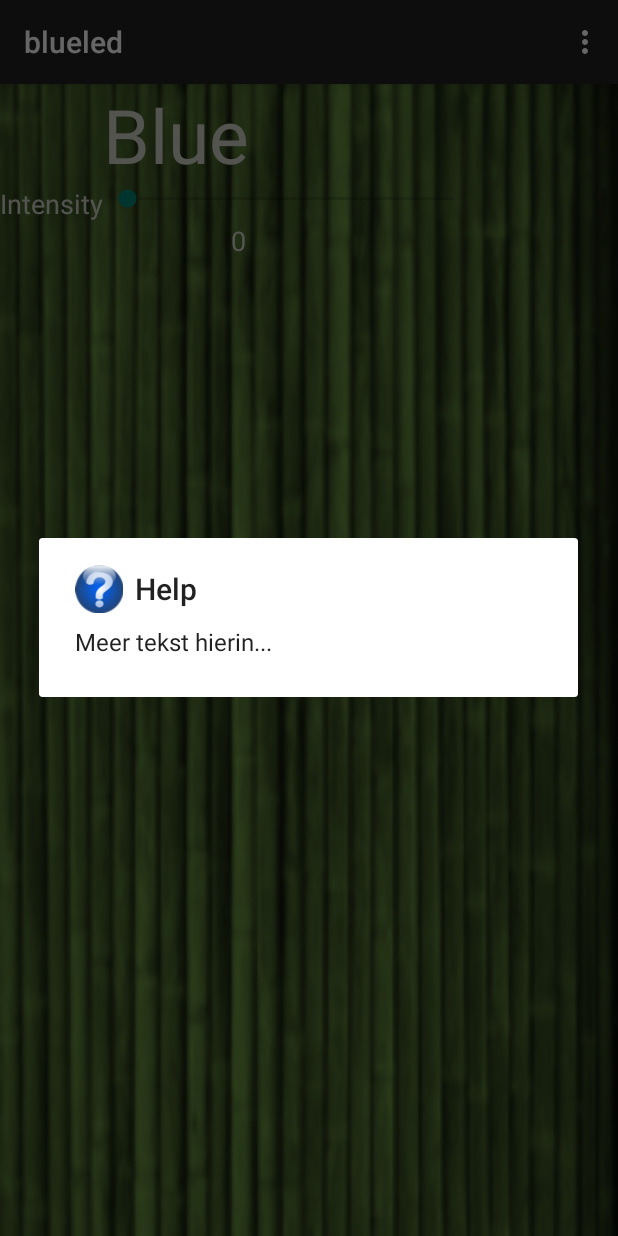
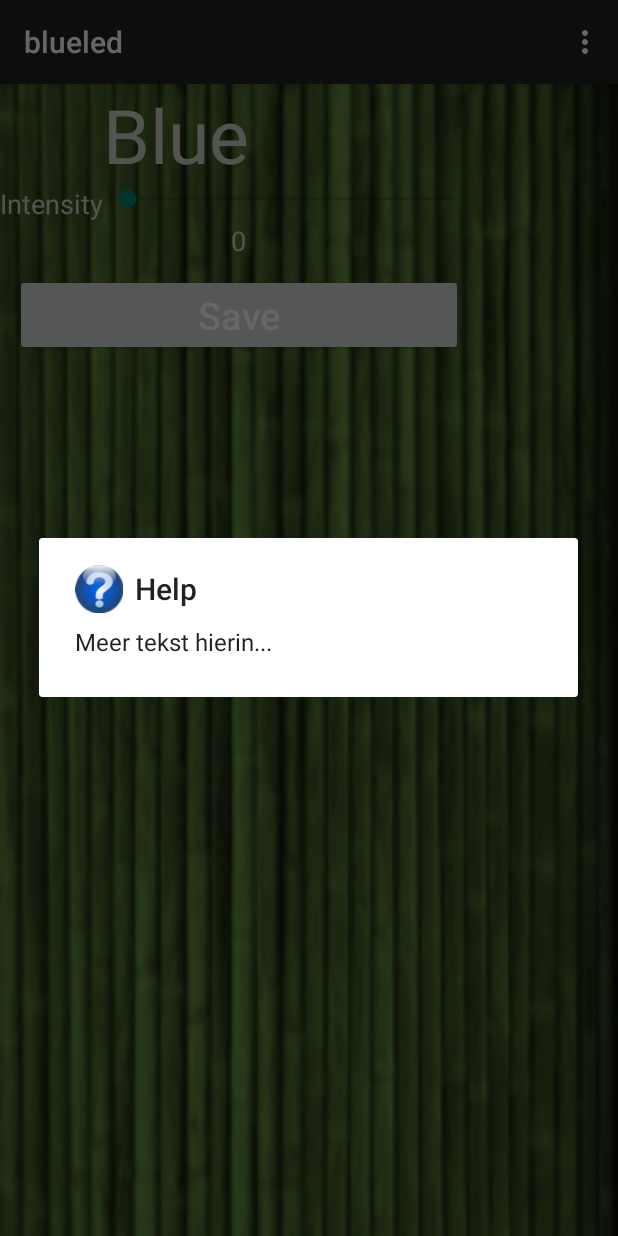
Before and after one commit to maassander/PlantuiApp, an Android app: the blueled screen opened directly, with no data from a screen before it, in the options menu, after a tap on "More Info", on a phone screen of 412 x 824 dp. Run offline under Robolectric (Android 15) with nearby library versions, the phone set to English and light mode, and no system bars.

Commit message:
The other colors for saving

```diff
--- a/app/src/main/java/ap/plantuiapp/blueled.java
+++ b/app/src/main/java/ap/plantuiapp/blueled.java
@@ -1,25 +1,34 @@
 package ap.plantuiapp;
 
 import android.app.AlertDialog;
+import android.content.Context;
 import android.support.v7.app.ActionBarActivity;
 import android.os.Bundle;
 import android.view.Menu;
 import android.view.MenuItem;
+import android.view.View;
+import android.widget.Button;
 import android.widget.SeekBar;
 import android.widget.TextView;
 
+import java.io.FileNotFoundException;
+import java.io.FileOutputStream;
+import java.io.IOException;
 
-public class blueled extends ActionBarActivity {
+
+public class blueled extends ActionBarActivity implements View.OnClickListener{
 
     SeekBar SeekbarIntensityBlue;
+    Button Save;
     TextView IntensityBlue;
+    int ValueBlue;
 
     @Override
     protected void onCreate(Bundle savedInstanceState) {
         super.onCreate(savedInstanceState);
         setContentView(R.layout.activity_blueled);
-
-
+        Save = (Button)findViewById(R.id.ButtonSaveBlueValue);
+        Save.setOnClickListener(this);
         SeekbarIntensityBlue = (SeekBar)findViewById(R.id.SeekBarIntensityBlue);
         IntensityBlue = (TextView)findViewById(R.id.IntensityBlueLed);
         SeekbarIntensityBlue.setMax(255);
@@ -27,6 +36,7 @@ public class blueled extends ActionBarActivity {
             @Override
             public void onProgressChanged(SeekBar seekBar, int progress, boolean fromUser) {
                 IntensityBlue.setText(progress + "");
+                ValueBlue = progress;
             }
 
             @Override
@@ -69,4 +79,36 @@ public class blueled extends ActionBarActivity {
 
         return super.onOptionsItemSelected(item);
     }
+
+    @Override
+    public void onClick(View v) {
+        switch (v.getId())
+        {
+            case R.id.ButtonSaveBlueValue:
+                SaveBlueValue();
+                break;
+        }
+    }
+    public void SaveBlueValue()
+    {
+        FileOutputStream fosblue= null;
+        try {
+            fosblue = openFileOutput("ValueBlue.txt", Context.MODE_PRIVATE);
+            fosblue.write(ValueBlue);
+
+        }
+        catch (FileNotFoundException e) {
+            e.printStackTrace();
+        }
+        catch (IOException e) {
+            e.printStackTrace();
+        }finally {
+            try {
+                fosblue.close();
+            } catch (IOException e) {
+                e.printStackTrace();
+            }
+        }
+
+    }
 }
--- a/app/src/main/res/layout/activity_blueled.xml
+++ b/app/src/main/res/layout/activity_blueled.xml
@@ -72,6 +72,25 @@
 
             </TableRow>
 
+            <TableRow
+                android:layout_width="fill_parent"
+                android:layout_height="fill_parent"
+                android:layout_weight="1" >
+
+                <Button
+                    android:layout_width="wrap_content"
+                    android:layout_height="wrap_content"
+                    android:text="@string/save"
+                    android:textSize="25sp"
+                    android:textAllCaps="false"
+                    android:id="@+id/ButtonSaveBlueValue"
+                    android:layout_margin="10dp"
+                    android:layout_span="3"
+                    android:layout_weight="1"
+                    android:textColor="@android:color/white"
+                    android:backgroundTintMode="multiply" />
+            </TableRow>
+
         </TableLayout>
     </ScrollView>
 
--- a/app/src/main/res/layout/activity_redled.xml
+++ b/app/src/main/res/layout/activity_redled.xml
@@ -84,7 +84,7 @@
                     android:text="@string/save"
                     android:textSize="25sp"
                     android:textAllCaps="false"
-                    android:id="@+id/ButtonSaveValue"
+                    android:id="@+id/ButtonSaveRedValue"
                     android:layout_margin="10dp"
                     android:layout_span="3"
                     android:layout_weight="1"
```
Also changed, not shown: app/src/main/java/ap/plantuiapp/MainActivity.java (+12 -2 lines), app/src/main/java/ap/plantuiapp/greenled.java (+48 -1 lines), app/src/main/java/ap/plantuiapp/redled.java (+7 -7 lines), app/src/main/res/layout/activity_greenled.xml (+19 -0 lines).
